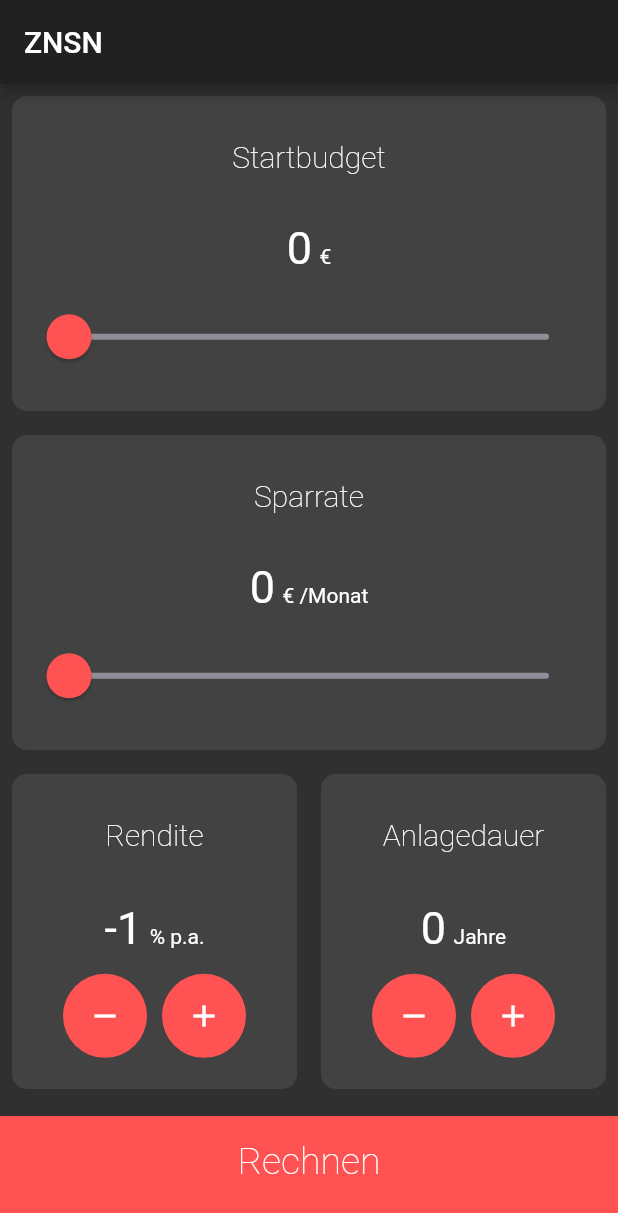
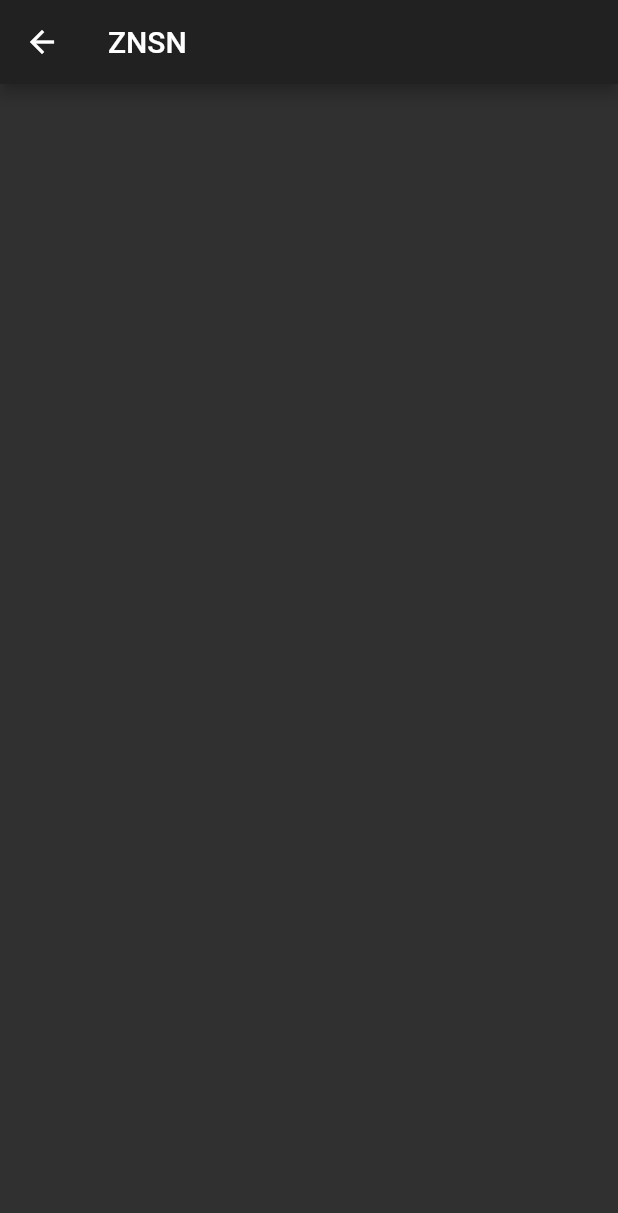
Before and after one commit to McMuellermilch/znsn, a Flutter app: the screen it shows after launch, after a tap on "Rechnen", on a phone screen of 412 x 824 dp. Shown: the top 1213 px of the screen. Run offline on Flutter 3.47's test engine with Material 2 defaults, Android fonts, the phone set to English and light mode, and no system bars.

Commit message:
added the resultpage and calculation of compound interest

```diff
--- /dev/null
+++ b/lib/components/simple_result_card.dart
@@ -0,0 +1,13 @@
+import 'package:flutter/material.dart';
+
+class SimpleResultCard extends StatelessWidget {
+  SimpleResultCard({@required this.budget, @required this.compoundInterest});
+
+  final int budget;
+  final double compoundInterest;
+
+  @override
+  Widget build(BuildContext context) {
+    return Container();
+  }
+}
--- a/lib/homepage.dart
+++ b/lib/homepage.dart
@@ -4,6 +4,8 @@ import 'package:znsn/components/simple_card.dart';
 import 'package:znsn/components/bottom_button.dart';
 import 'package:znsn/constants.dart';
 import 'package:znsn/components/simple_text.dart';
+import 'package:znsn/resultpage.dart';
+import 'dart:math';
 
 class Homepage extends StatefulWidget {
   @override
@@ -15,6 +17,10 @@ class _HomepageState extends State<Homepage> {
   int rate = 0;
   int yield = 0;
   int years = 0;
+
+  double compoundInterest() {
+    return budget * pow((1 + (yield / 100)), years);
+  }
 
   @override
   Widget build(BuildContext context) {
@@ -179,7 +185,15 @@ class _HomepageState extends State<Homepage> {
           ),
           BottomButton(
               onTap: () {
-                print("clicked");
+                Navigator.push(
+                  context,
+                  MaterialPageRoute(
+                    builder: (context) => ResultPage(
+                      budget: budget,
+                      compoundInterest: compoundInterest(),
+                    ),
+                  ),
+                );
               },
               buttonTitle: "Rechnen")
         ],
--- a/lib/resultpage.dart
+++ b/lib/resultpage.dart
@@ -0,0 +1,27 @@
+import 'package:flutter/material.dart';
+import 'package:znsn/constants.dart';
+import 'package:znsn/components/simple_button.dart';
+import 'package:znsn/components/simple_result_card.dart';
+
+class ResultPage extends StatelessWidget {
+  ResultPage({@required this.budget, @required this.compoundInterest});
+
+  final int budget;
+  final double compoundInterest;
+
+  @override
+  Widget build(BuildContext context) {
+    return Scaffold(
+      appBar: AppBar(
+        title: Text("ZNSN"),
+      ),
+      body: Column(
+        children: <Widget>[
+          Expanded(
+            child: Container(),
+          )
+        ],
+      ),
+    );
+  }
+}
```
